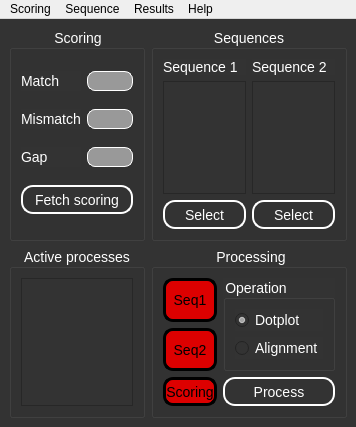
rafalfelczynski/dna-alignment, file Views/main.ui: the form before one commit.
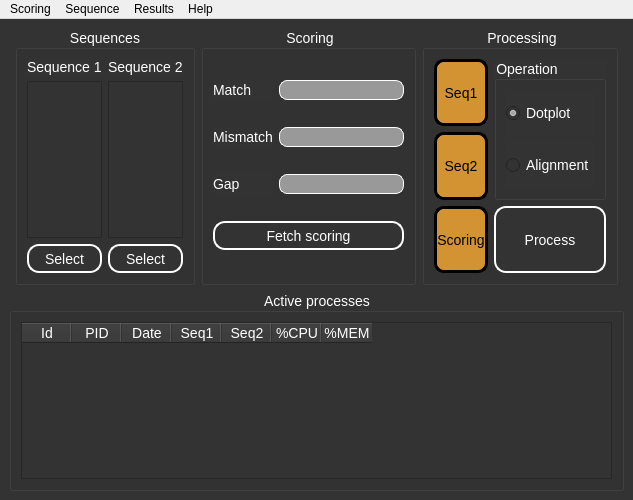
The form after the commit.

Commit message: added database table creators and applied multiprocessing

The edit to the form file:
```diff
--- a/Views/main.ui
+++ b/Views/main.ui
@@ -6,8 +6,8 @@
    <rect>
     <x>0</x>
     <y>0</y>
-    <width>331</width>
-    <height>427</height>
+    <width>630</width>
+    <height>500</height>
    </rect>
   </property>
   <property name="windowTitle">
@@ -70,193 +70,26 @@
     stop: 1 white);
 }
 
+QTableWidget {
+	color: white;
+}
+
+QTableWidget::item {
+	color: white;
+	selection-background-color: rgba(102, 217, 255, 200);
+}
+
+QHeaderView::section {
+	background-color: #333333;
+	color: white;
+}
 </string>
    </property>
    <layout class="QGridLayout" name="gridLayout_6">
-    <item row="0" column="4">
-     <widget class="QGroupBox" name="groupBox_7">
-      <property name="sizePolicy">
-       <sizepolicy hsizetype="Expanding" vsizetype="Preferred">
-        <horstretch>0</horstretch>
-        <verstretch>0</verstretch>
-       </sizepolicy>
-      </property>
-      <property name="title">
-       <string>Sequences</string>
-      </property>
-      <property name="alignment">
-       <set>Qt::AlignCenter</set>
-      </property>
-      <layout class="QGridLayout" name="gridLayout_8">
-       <item row="3" column="0">
-        <widget class="QPushButton" name="selectSeqFirstBtn">
-         <property name="sizePolicy">
-          <sizepolicy hsizetype="Minimum" vsizetype="Fixed">
-           <horstretch>0</horstretch>
-           <verstretch>0</verstretch>
-          </sizepolicy>
-         </property>
-         <property name="text">
-          <string>Select</string>
-         </property>
-        </widget>
-       </item>
-       <item row="0" column="0">
-        <widget class="QLabel" name="label_6">
-         <property name="text">
-          <string>Sequence 1</string>
-         </property>
-        </widget>
-       </item>
-       <item row="1" column="1">
-        <widget class="QListWidget" name="seq2ListWidget"/>
-       </item>
-       <item row="1" column="0">
-        <widget class="QListWidget" name="seq1ListWidget">
-         <property name="sizePolicy">
-          <sizepolicy hsizetype="Expanding" vsizetype="Expanding">
-           <horstretch>0</horstretch>
-           <verstretch>0</verstretch>
-          </sizepolicy>
-         </property>
-        </widget>
-       </item>
-       <item row="0" column="1">
-        <widget class="QLabel" name="label_7">
-         <property name="text">
-          <string>Sequence 2</string>
-         </property>
-        </widget>
-       </item>
-       <item row="3" column="1">
-        <widget class="QPushButton" name="selectSeqSecBtn">
-         <property name="text">
-          <string>Select</string>
-         </property>
-        </widget>
-       </item>
-      </layout>
-     </widget>
-    </item>
-    <item row="0" column="2">
-     <widget class="QGroupBox" name="groupBox_9">
-      <property name="sizePolicy">
-       <sizepolicy hsizetype="Expanding" vsizetype="Expanding">
-        <horstretch>0</horstretch>
-        <verstretch>0</verstretch>
-       </sizepolicy>
-      </property>
-      <property name="title">
-       <string>Scoring</string>
-      </property>
-      <property name="alignment">
-       <set>Qt::AlignCenter</set>
-      </property>
-      <layout class="QGridLayout" name="gridLayout_10">
-       <item row="0" column="0">
-        <widget class="QLabel" name="label_10">
-         <property name="sizePolicy">
-          <sizepolicy hsizetype="Expanding" vsizetype="Preferred">
-           <horstretch>0</horstretch>
-           <verstretch>0</verstretch>
-          </sizepolicy>
-         </property>
-         <property name="text">
-          <string>Match</string>
-         </property>
-        </widget>
-       </item>
-       <item row="0" column="1">
-        <widget class="QLineEdit" name="matchLineEdit">
-         <property name="alignment">
-          <set>Qt::AlignCenter</set>
-         </property>
-        </widget>
-       </item>
-       <item row="1" column="0">
-        <widget class="QLabel" name="label_8">
-         <property name="sizePolicy">
-          <sizepolicy hsizetype="Expanding" vsizetype="Preferred">
-           <horstretch>0</horstretch>
-           <verstretch>0</verstretch>
-          </sizepolicy>
-         </property>
-         <property name="text">
-          <string>Mismatch</string>
-         </property>
-        </widget>
-       </item>
-       <item row="1" column="1">
-        <widget class="QLineEdit" name="mismatchLineEdit">
-         <property name="alignment">
-          <set>Qt::AlignCenter</set>
-         </property>
-        </widget>
-       </item>
-       <item row="2" column="0">
-        <widget class="QLabel" name="label_9">
-         <property name="sizePolicy">
-          <sizepolicy hsizetype="Expanding" vsizetype="Preferred">
-           <horstretch>0</horstretch>
-           <verstretch>0</verstretch>
-          </sizepolicy>
-         </property>
-         <property name="text">
-          <string>Gap</string>
-         </property>
-        </widget>
-       </item>
-       <item row="2" column="1">
-        <widget class="QLineEdit" name="gapLineEdit">
-         <property name="alignment">
-          <set>Qt::AlignCenter</set>
-         </property>
-        </widget>
-       </item>
-       <item row="3" column="0" colspan="2">
-        <widget class="QPushButton" name="fetchScoringBtn">
-         <property name="sizePolicy">
-          <sizepolicy hsizetype="Expanding" vsizetype="Fixed">
-           <horstretch>0</horstretch>
-           <verstretch>0</verstretch>
-          </sizepolicy>
-         </property>
-         <property name="text">
-          <string>Fetch scoring</string>
-         </property>
-        </widget>
-       </item>
-      </layout>
-     </widget>
-    </item>
-    <item row="1" column="2">
-     <widget class="QGroupBox" name="groupBox_10">
-      <property name="sizePolicy">
-       <sizepolicy hsizetype="Expanding" vsizetype="Expanding">
-        <horstretch>0</horstretch>
-        <verstretch>0</verstretch>
-       </sizepolicy>
-      </property>
-      <property name="title">
-       <string>Active processes</string>
-      </property>
-      <property name="alignment">
-       <set>Qt::AlignHCenter|Qt::AlignTop</set>
-      </property>
-      <layout class="QGridLayout" name="gridLayout_11">
-       <property name="topMargin">
-        <number>9</number>
-       </property>
-       <item row="0" column="0">
-        <widget class="QListWidget" name="activeProcListWidget"/>
-       </item>
-      </layout>
-     </widget>
-    </item>
-    <item row="1" column="4">
+    <item row="1" column="6">
      <widget class="QGroupBox" name="groupBox_8">
       <property name="sizePolicy">
-       <sizepolicy hsizetype="Expanding" vsizetype="Expanding">
+       <sizepolicy hsizetype="Minimum" vsizetype="Expanding">
         <horstretch>0</horstretch>
         <verstretch>0</verstretch>
        </sizepolicy>
@@ -280,7 +113,7 @@
           <string notr="true">QLabel {
 	border-radius: 10px;
 	border: 3px solid black;
-	background-color: #dd0000;
+	background-color: rgba(255, 173, 51, 200);;
 	color: black;
 }</string>
          </property>
@@ -304,7 +137,7 @@
           <string notr="true">QLabel {
 	border-radius: 10px;
 	border: 3px solid black;
-	background-color: #dd0000;
+	background-color: rgba(255, 173, 51, 200);
 	color: black;
 }</string>
          </property>
@@ -319,7 +152,7 @@
        <item row="5" column="1">
         <widget class="QPushButton" name="processBtn">
          <property name="sizePolicy">
-          <sizepolicy hsizetype="Minimum" vsizetype="Minimum">
+          <sizepolicy hsizetype="Preferred" vsizetype="Minimum">
            <horstretch>0</horstretch>
            <verstretch>0</verstretch>
           </sizepolicy>
@@ -332,7 +165,7 @@
        <item row="3" column="1" rowspan="2">
         <widget class="QGroupBox" name="operationGroupBox">
          <property name="sizePolicy">
-          <sizepolicy hsizetype="Minimum" vsizetype="Minimum">
+          <sizepolicy hsizetype="Preferred" vsizetype="Minimum">
            <horstretch>0</horstretch>
            <verstretch>0</verstretch>
           </sizepolicy>
@@ -385,9 +218,10 @@
           <string notr="true">QLabel {
 	border-radius: 10px;
 	border: 3px solid black;
-	background-color: #dd0000;
+	background-color: rgba(255, 173, 51, 200);
 	color: black;
-}</string>
+}
+</string>
          </property>
          <property name="text">
           <string>Seq1</string>
@@ -400,6 +234,273 @@
       </layout>
      </widget>
     </item>
+    <item row="2" column="2" colspan="6">
+     <widget class="QGroupBox" name="groupBox_10">
+      <property name="sizePolicy">
+       <sizepolicy hsizetype="Expanding" vsizetype="Expanding">
+        <horstretch>0</horstretch>
+        <verstretch>0</verstretch>
+       </sizepolicy>
+      </property>
+      <property name="title">
+       <string>Active processes</string>
+      </property>
+      <property name="alignment">
+       <set>Qt::AlignHCenter|Qt::AlignTop</set>
+      </property>
+      <layout class="QGridLayout" name="gridLayout_11">
+       <property name="topMargin">
+        <number>9</number>
+       </property>
+       <item row="0" column="0">
+        <widget class="QTableWidget" name="activeProcTableWidget">
+         <property name="editTriggers">
+          <set>QAbstractItemView::NoEditTriggers</set>
+         </property>
+         <property name="selectionMode">
+          <enum>QAbstractItemView::SingleSelection</enum>
+         </property>
+         <property name="selectionBehavior">
+          <enum>QAbstractItemView::SelectRows</enum>
+         </property>
+         <attribute name="horizontalHeaderMinimumSectionSize">
+          <number>20</number>
+         </attribute>
+         <attribute name="horizontalHeaderDefaultSectionSize">
+          <number>50</number>
+         </attribute>
+         <attribute name="verticalHeaderVisible">
+          <bool>false</bool>
+         </attribute>
+         <column>
+          <property name="text">
+           <string>Id</string>
+          </property>
+         </column>
+         <column>
+          <property name="text">
+           <string>PID</string>
+          </property>
+         </column>
+         <column>
+          <property name="text">
+           <string>Date</string>
+          </property>
+         </column>
+         <column>
+          <property name="text">
+           <string>Seq1</string>
+          </property>
+         </column>
+         <column>
+          <property name="text">
+           <string>Seq2</string>
+          </property>
+         </column>
+         <column>
+          <property name="text">
+           <string>%CPU</string>
+          </property>
+         </column>
+         <column>
+          <property name="text">
+           <string>%MEM</string>
+          </property>
+         </column>
+        </widget>
+       </item>
+      </layout>
+     </widget>
+    </item>
+    <item row="1" column="5">
+     <widget class="QGroupBox" name="groupBox_9">
+      <property name="sizePolicy">
+       <sizepolicy hsizetype="Minimum" vsizetype="Expanding">
+        <horstretch>0</horstretch>
+        <verstretch>0</verstretch>
+       </sizepolicy>
+      </property>
+      <property name="title">
+       <string>Scoring</string>
+      </property>
+      <property name="alignment">
+       <set>Qt::AlignCenter</set>
+      </property>
+      <layout class="QGridLayout" name="gridLayout_10">
+       <item row="0" column="0">
+        <widget class="QLabel" name="label_10">
+         <property name="sizePolicy">
+          <sizepolicy hsizetype="Minimum" vsizetype="Preferred">
+           <horstretch>0</horstretch>
+           <verstretch>0</verstretch>
+          </sizepolicy>
+         </property>
+         <property name="text">
+          <string>Match</string>
+         </property>
+        </widget>
+       </item>
+       <item row="0" column="1">
+        <widget class="QLineEdit" name="matchLineEdit">
+         <property name="sizePolicy">
+          <sizepolicy hsizetype="Minimum" vsizetype="Fixed">
+           <horstretch>0</horstretch>
+           <verstretch>0</verstretch>
+          </sizepolicy>
+         </property>
+         <property name="alignment">
+          <set>Qt::AlignCenter</set>
+         </property>
+         <property name="clearButtonEnabled">
+          <bool>true</bool>
+         </property>
+        </widget>
+       </item>
+       <item row="1" column="0">
+        <widget class="QLabel" name="label_8">
+         <property name="sizePolicy">
+          <sizepolicy hsizetype="Minimum" vsizetype="Preferred">
+           <horstretch>0</horstretch>
+           <verstretch>0</verstretch>
+          </sizepolicy>
+         </property>
+         <property name="text">
+          <string>Mismatch</string>
+         </property>
+        </widget>
+       </item>
+       <item row="1" column="1">
+        <widget class="QLineEdit" name="mismatchLineEdit">
+         <property name="sizePolicy">
+          <sizepolicy hsizetype="Minimum" vsizetype="Fixed">
+           <horstretch>0</horstretch>
+           <verstretch>0</verstretch>
+          </sizepolicy>
+         </property>
+         <property name="alignment">
+          <set>Qt::AlignCenter</set>
+         </property>
+        </widget>
+       </item>
+       <item row="2" column="0">
+        <widget class="QLabel" name="label_9">
+         <property name="sizePolicy">
+          <sizepolicy hsizetype="Minimum" vsizetype="Preferred">
+           <horstretch>0</horstretch>
+           <verstretch>0</verstretch>
+          </sizepolicy>
+         </property>
+         <property name="text">
+          <string>Gap</string>
+         </property>
+        </widget>
+       </item>
+       <item row="2" column="1">
+        <widget class="QLineEdit" name="gapLineEdit">
+         <property name="sizePolicy">
+          <sizepolicy hsizetype="Minimum" vsizetype="Fixed">
+           <horstretch>0</horstretch>
+           <verstretch>0</verstretch>
+          </sizepolicy>
+         </property>
+         <property name="alignment">
+          <set>Qt::AlignCenter</set>
+         </property>
+        </widget>
+       </item>
+       <item row="3" column="0" colspan="2">
+        <widget class="QPushButton" name="fetchScoringBtn">
+         <property name="sizePolicy">
+          <sizepolicy hsizetype="Expanding" vsizetype="Fixed">
+           <horstretch>0</horstretch>
+           <verstretch>0</verstretch>
+          </sizepolicy>
+         </property>
+         <property name="text">
+          <string>Fetch scoring</string>
+         </property>
+        </widget>
+       </item>
+      </layout>
+     </widget>
+    </item>
+    <item row="1" column="3" colspan="2">
+     <widget class="QGroupBox" name="groupBox_7">
+      <property name="sizePolicy">
+       <sizepolicy hsizetype="Expanding" vsizetype="Preferred">
+        <horstretch>0</horstretch>
+        <verstretch>0</verstretch>
+       </sizepolicy>
+      </property>
+      <property name="title">
+       <string>Sequences</string>
+      </property>
+      <property name="alignment">
+       <set>Qt::AlignCenter</set>
+      </property>
+      <layout class="QGridLayout" name="gridLayout">
+       <item row="2" column="2">
+        <widget class="QPushButton" name="selectSeqSecBtn">
+         <property name="text">
+          <string>Select</string>
+         </property>
+        </widget>
+       </item>
+       <item row="0" column="2">
+        <widget class="QLabel" name="label_7">
+         <property name="sizePolicy">
+          <sizepolicy hsizetype="Minimum" vsizetype="Preferred">
+           <horstretch>0</horstretch>
+           <verstretch>0</verstretch>
+          </sizepolicy>
+         </property>
+         <property name="text">
+          <string>Sequence 2</string>
+         </property>
+        </widget>
+       </item>
+       <item row="1" column="1">
+        <widget class="QListWidget" name="seq1ListWidget">
+         <property name="sizePolicy">
+          <sizepolicy hsizetype="Expanding" vsizetype="Expanding">
+           <horstretch>0</horstretch>
+           <verstretch>0</verstretch>
+          </sizepolicy>
+         </property>
+        </widget>
+       </item>
+       <item row="0" column="1">
+        <widget class="QLabel" name="label_6">
+         <property name="sizePolicy">
+          <sizepolicy hsizetype="Minimum" vsizetype="Preferred">
+           <horstretch>0</horstretch>
+           <verstretch>0</verstretch>
+          </sizepolicy>
+         </property>
+         <property name="text">
+          <string>Sequence 1</string>
+         </property>
+        </widget>
+       </item>
+       <item row="1" column="2">
+        <widget class="QListWidget" name="seq2ListWidget"/>
+       </item>
+       <item row="2" column="1">
+        <widget class="QPushButton" name="selectSeqFirstBtn">
+         <property name="sizePolicy">
+          <sizepolicy hsizetype="Minimum" vsizetype="Fixed">
+           <horstretch>0</horstretch>
+           <verstretch>0</verstretch>
+          </sizepolicy>
+         </property>
+         <property name="text">
+          <string>Select</string>
+         </property>
+        </widget>
+       </item>
+      </layout>
+     </widget>
+    </item>
    </layout>
   </widget>
   <widget class="QMenuBar" name="menubar">
@@ -407,7 +508,7 @@
     <rect>
      <x>0</x>
      <y>0</y>
-     <width>331</width>
+     <width>630</width>
      <height>21</height>
     </rect>
    </property>
```
Left out of the diff: 6 changed lines with no effect on the pictures. The commit also changes 17 other files.
